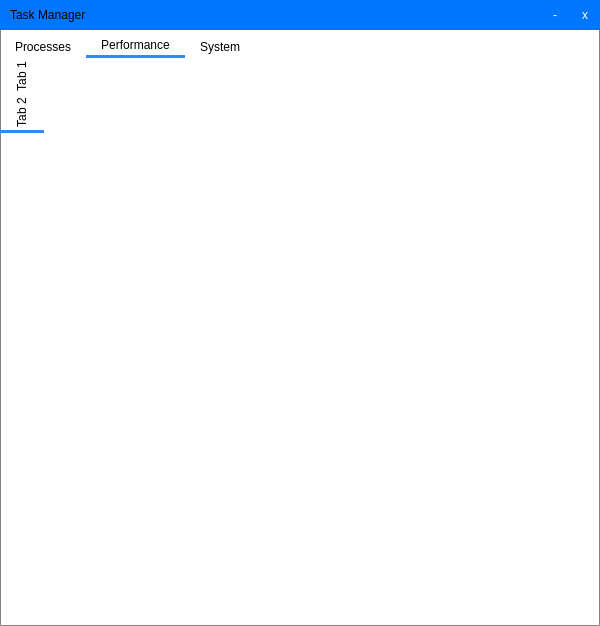
yuxincs/taskmanager, file Mainwindow.ui: the form before one commit.
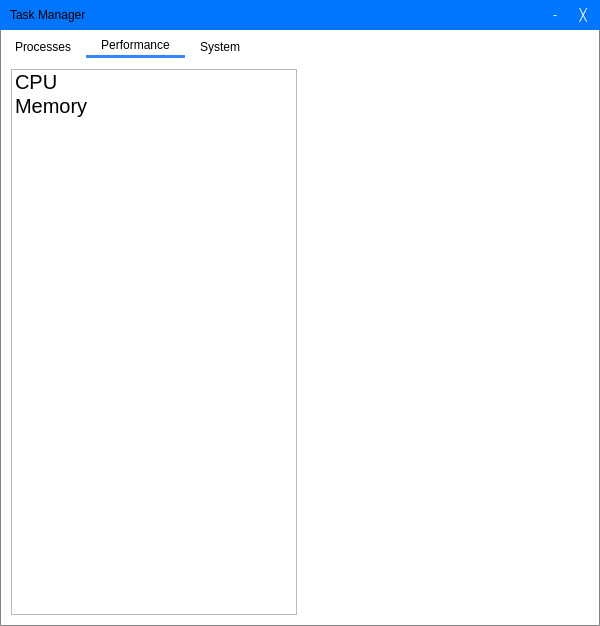
The form after the commit. The open tabs and pages were chosen to show the change. Custom widgets are drawn as their Qt base class.

Commit message: Rename some wigets' names and put more widgets into ui file.

Patch:
```diff
--- a/Mainwindow.ui
+++ b/Mainwindow.ui
@@ -218,7 +218,7 @@
           </size>
          </property>
          <property name="text">
-          <string>x</string>
+          <string>╳ </string>
          </property>
         </widget>
        </item>
@@ -290,39 +290,58 @@
        <attribute name="title">
         <string>Performance</string>
        </attribute>
-       <layout class="QVBoxLayout" name="verticalLayout_3">
-        <property name="spacing">
-         <number>0</number>
-        </property>
-        <property name="leftMargin">
-         <number>0</number>
-        </property>
-        <property name="topMargin">
-         <number>0</number>
-        </property>
-        <property name="rightMargin">
-         <number>0</number>
-        </property>
-        <property name="bottomMargin">
-         <number>0</number>
-        </property>
+       <layout class="QHBoxLayout" name="horizontalLayout_3">
         <item>
-         <widget class="QTabWidget" name="tabWidget_2">
-          <property name="tabPosition">
-           <enum>QTabWidget::West</enum>
-          </property>
-          <property name="currentIndex">
-           <number>1</number>
-          </property>
-          <widget class="QWidget" name="tab">
-           <attribute name="title">
-            <string>Tab 1</string>
-           </attribute>
+         <widget class="QListWidget" name="usageOptionList">
+          <item>
+           <property name="text">
+            <string>CPU</string>
+           </property>
+           <property name="font">
+            <font>
+             <pointsize>15</pointsize>
+            </font>
+           </property>
+          </item>
+          <item>
+           <property name="text">
+            <string>Memory</string>
+           </property>
+           <property name="font">
+            <font>
+             <pointsize>15</pointsize>
+            </font>
+           </property>
+          </item>
+         </widget>
+        </item>
+        <item>
+         <widget class="QStackedWidget" name="stackedWidget">
+          <widget class="QWidget" name="couPage">
+           <widget class="UsagePlot" name="cpuUsagePLot" native="true">
+            <property name="geometry">
+             <rect>
+              <x>30</x>
+              <y>40</y>
+              <width>211</width>
+              <height>91</height>
+             </rect>
+            </property>
+           </widget>
+           <zorder>usageOptionList</zorder>
+           <zorder>cpuUsagePLot</zorder>
           </widget>
-          <widget class="QWidget" name="tab_2">
-           <attribute name="title">
-            <string>Tab 2</string>
-           </attribute>
+          <widget class="QWidget" name="memoryPage">
+           <widget class="UsagePlot" name="memoryUsagePlot" native="true">
+            <property name="geometry">
+             <rect>
+              <x>20</x>
+              <y>70</y>
+              <width>231</width>
+              <height>121</height>
+             </rect>
+            </property>
+           </widget>
           </widget>
          </widget>
         </item>
@@ -349,6 +368,14 @@
   </widget>
  </widget>
  <layoutdefault spacing="6" margin="11"/>
+ <customwidgets>
+  <customwidget>
+   <class>UsagePlot</class>
+   <extends>QWidget</extends>
+   <header location="global">UsagePlot.h</header>
+   <container>1</container>
+  </customwidget>
+ </customwidgets>
  <resources/>
  <connections/>
 </ui>
```
Left out of the diff: 10 changed lines with no effect on the pictures. The commit also changes 3 other files.
